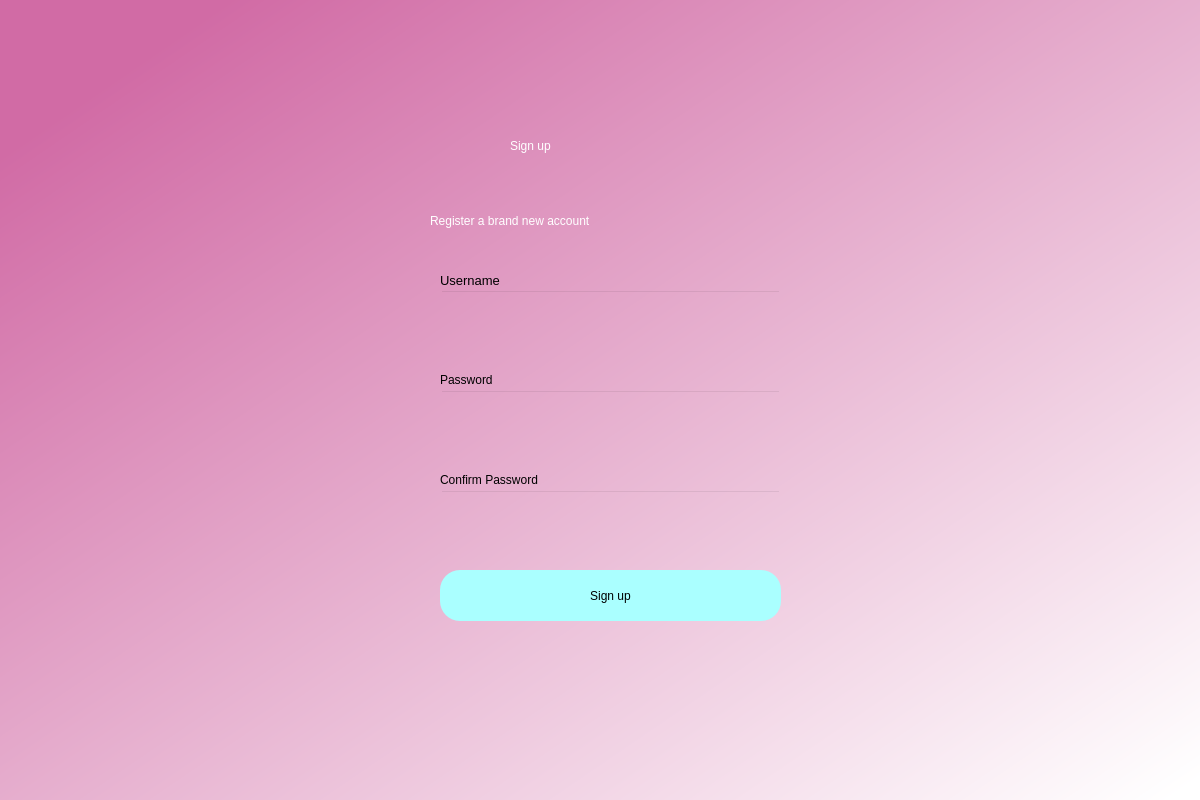
Above: UI/createacc.ui from Krutov777/PyQt before the change. Below: the same form after it.
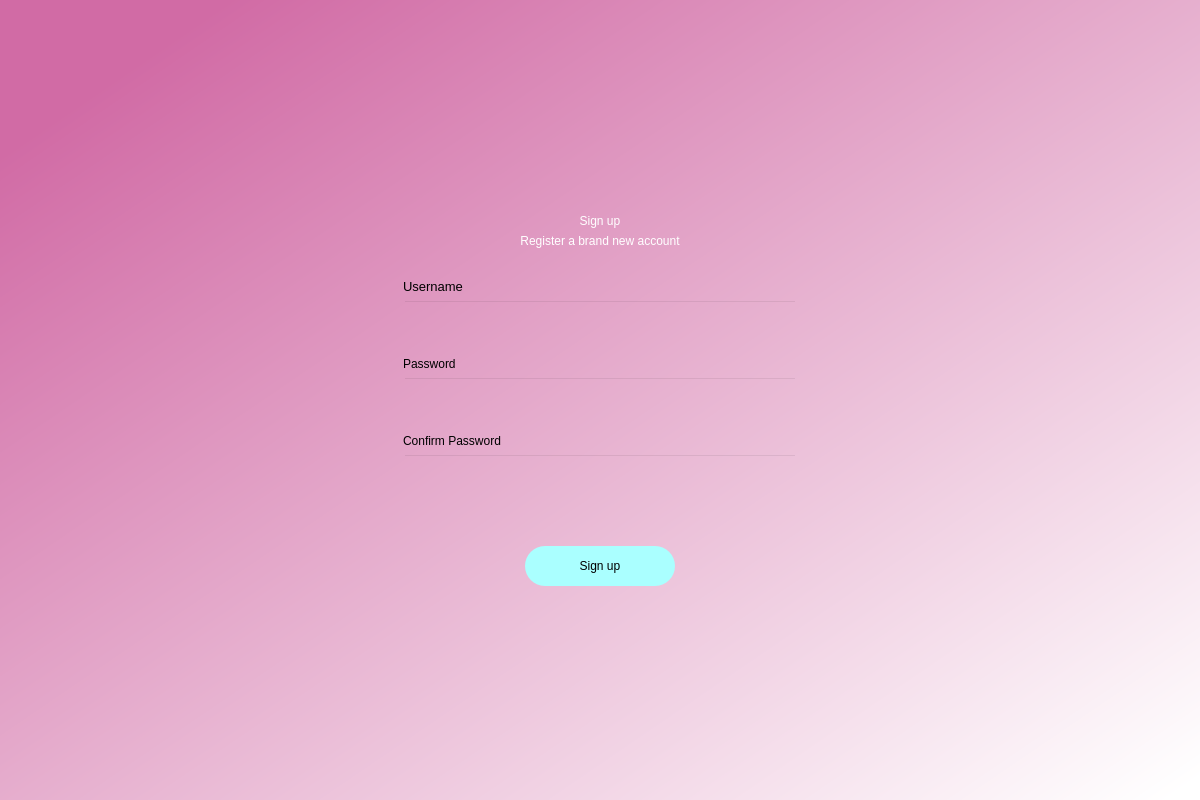
That is the form after the change.

Commit message: added layouts to all forms

Patch:
```diff
--- a/UI/createacc.ui
+++ b/UI/createacc.ui
@@ -10,114 +10,103 @@
     <height>800</height>
    </rect>
   </property>
+  <property name="minimumSize">
+   <size>
+    <width>1200</width>
+    <height>800</height>
+   </size>
+  </property>
+  <property name="maximumSize">
+   <size>
+    <width>1200</width>
+    <height>800</height>
+   </size>
+  </property>
   <property name="windowTitle">
    <string>Dialog</string>
   </property>
+  <layout class="QVBoxLayout" name="verticalLayout_2">
+   <property name="leftMargin">
+    <number>0</number>
+   </property>
+   <property name="topMargin">
+    <number>0</number>
+   </property>
+   <property name="rightMargin">
+    <number>0</number>
+   </property>
+   <property name="bottomMargin">
+    <number>0</number>
+   </property>
+   <item>
   <widget class="QWidget" name="bgwidget" native="true">
-   <property name="geometry">
-    <rect>
-     <x>0</x>
-     <y>0</y>
-     <width>1201</width>
-     <height>801</height>
-    </rect>
-   </property>
    <property name="styleSheet">
     <string notr="true">QWidget#bgwidget{
 background-color:qlineargradient(spread:pad, x1:0.091, y1:0.101636, x2:0.991379, y2:0.977, stop:0 rgba(209, 107, 165, 255), stop:1 rgba(255, 255, 255, 255));}</string>
    </property>
+     <layout class="QGridLayout" name="gridLayout" rowstretch="1,1,1" columnstretch="1,1,1">
+      <item row="0" column="1">
+       <spacer name="verticalSpacer">
+        <property name="orientation">
+         <enum>Qt::Vertical</enum>
+        </property>
+        <property name="sizeHint" stdset="0">
+         <size>
+          <width>20</width>
+          <height>40</height>
+         </size>
+        </property>
+       </spacer>
+      </item>
+      <item row="1" column="1">
+       <layout class="QVBoxLayout" name="verticalLayout">
+        <item>
    <widget class="QLabel" name="label">
-    <property name="geometry">
-     <rect>
-      <x>510</x>
-      <y>110</y>
-      <width>211</width>
-      <height>71</height>
-     </rect>
-    </property>
     <property name="styleSheet">
      <string notr="true">font: 36pt &quot;MS Shell Dlg 2&quot;; color:rgb(255, 255, 255)</string>
     </property>
     <property name="text">
      <string>Sign up</string>
     </property>
-   </widget>
+          <property name="alignment">
+           <set>Qt::AlignCenter</set>
+          </property>
+         </widget>
+        </item>
+        <item>
    <widget class="QLabel" name="label_2">
-    <property name="geometry">
-     <rect>
-      <x>430</x>
-      <y>200</y>
-      <width>381</width>
-      <height>41</height>
-     </rect>
-    </property>
     <property name="styleSheet">
      <string notr="true">font: 16pt &quot;MS Shell Dlg 2&quot;;color:rgb(255, 255, 255)</string>
     </property>
     <property name="text">
      <string>Register a brand new account</string>
     </property>
-   </widget>
-   <widget class="QPushButton" name="signup">
-    <property name="geometry">
-     <rect>
-      <x>440</x>
-      <y>570</y>
-      <width>341</width>
-      <height>51</height>
-     </rect>
-    </property>
-    <property name="styleSheet">
-     <string notr="true">border-radius:20px;
-background-color: rgb(170, 255, 255);
-font: 14pt &quot;MS Shell Dlg 2&quot;;</string>
-    </property>
-    <property name="text">
-     <string>Sign up</string>
-    </property>
-   </widget>
-   <widget class="QLineEdit" name="emailfield">
-    <property name="geometry">
-     <rect>
-      <x>440</x>
-      <y>290</y>
-      <width>341</width>
-      <height>51</height>
-     </rect>
-    </property>
-    <property name="styleSheet">
-     <string notr="true">background-color:rgba(0,0,0,0);
-font: 12pt &quot;MS Shell Dlg 2&quot;;</string>
-    </property>
-   </widget>
-   <widget class="QLineEdit" name="passwordfield">
-    <property name="geometry">
-     <rect>
-      <x>440</x>
-      <y>390</y>
-      <width>341</width>
-      <height>51</height>
-     </rect>
-    </property>
-    <property name="styleSheet">
-     <string notr="true">background-color:rgba(0,0,0,0);
-font: 12pt &quot;MS Shell Dlg 2&quot;;</string>
-    </property>
-   </widget>
+          <property name="alignment">
+           <set>Qt::AlignCenter</set>
+          </property>
+         </widget>
+        </item>
+        <item>
+         <spacer name="verticalSpacer_4">
+          <property name="orientation">
+           <enum>Qt::Vertical</enum>
+          </property>
+          <property name="sizeType">
+           <enum>QSizePolicy::Fixed</enum>
+          </property>
+          <property name="sizeHint" stdset="0">
+           <size>
+            <width>20</width>
+            <height>25</height>
+           </size>
+          </property>
+         </spacer>
+        </item>
+        <item>
    <widget class="QLabel" name="label_3">
-    <property name="geometry">
-     <rect>
-      <x>440</x>
-      <y>270</y>
-      <width>81</width>
-      <height>20</height>
-     </rect>
-    </property>
     <property name="font">
      <font>
-      <family>MS Shell Dlg 2</family>
       <pointsize>10</pointsize>
-      <weight>50</weight>
       <italic>false</italic>
       <bold>false</bold>
      </font>
@@ -129,15 +118,23 @@
      <string>Username</string>
     </property>
    </widget>
+        </item>
+        <item>
+         <widget class="QLineEdit" name="emailfield">
+          <property name="minimumSize">
+           <size>
+            <width>0</width>
+            <height>51</height>
+           </size>
+          </property>
+          <property name="styleSheet">
+           <string notr="true">background-color:rgba(0,0,0,0);
+font: 12pt &quot;MS Shell Dlg 2&quot;;</string>
+          </property>
+         </widget>
+        </item>
+        <item>
    <widget class="QLabel" name="label_4">
-    <property name="geometry">
-     <rect>
-      <x>440</x>
-      <y>370</y>
-      <width>81</width>
-      <height>20</height>
-     </rect>
-    </property>
     <property name="styleSheet">
      <string notr="true">font: 10pt &quot;MS Shell Dlg 2&quot;;</string>
     </property>
@@ -145,31 +142,23 @@
      <string>Password</string>
     </property>
    </widget>
-   <widget class="QLabel" name="error">
-    <property name="geometry">
-     <rect>
-      <x>440</x>
-      <y>540</y>
-      <width>341</width>
-      <height>20</height>
-     </rect>
+        </item>
+        <item>
+         <widget class="QLineEdit" name="passwordfield">
+          <property name="minimumSize">
+           <size>
+            <width>0</width>
+            <height>51</height>
+           </size>
     </property>
     <property name="styleSheet">
-     <string notr="true">font: 12pt &quot;MS Shell Dlg 2&quot;; color:red;</string>
-    </property>
-    <property name="text">
-     <string/>
-    </property>
-   </widget>
+           <string notr="true">background-color:rgba(0,0,0,0);
+font: 12pt &quot;MS Shell Dlg 2&quot;;</string>
+          </property>
+         </widget>
+        </item>
+        <item>
    <widget class="QLabel" name="label_5">
-    <property name="geometry">
-     <rect>
-      <x>440</x>
-      <y>470</y>
-      <width>141</width>
-      <height>20</height>
-     </rect>
-    </property>
     <property name="styleSheet">
      <string notr="true">font: 10pt &quot;MS Shell Dlg 2&quot;;</string>
     </property>
@@ -177,21 +166,119 @@
      <string>Confirm Password</string>
     </property>
    </widget>
+        </item>
+        <item>
    <widget class="QLineEdit" name="confirmpasswordfield">
-    <property name="geometry">
-     <rect>
-      <x>440</x>
-      <y>490</y>
-      <width>341</width>
+          <property name="minimumSize">
+           <size>
+            <width>0</width>
       <height>51</height>
-     </rect>
+           </size>
     </property>
     <property name="styleSheet">
      <string notr="true">background-color:rgba(0,0,0,0);
 font: 12pt &quot;MS Shell Dlg 2&quot;;</string>
     </property>
    </widget>
-  </widget>
+        </item>
+        <item>
+         <spacer name="verticalSpacer_3">
+          <property name="orientation">
+           <enum>Qt::Vertical</enum>
+          </property>
+          <property name="sizeType">
+           <enum>QSizePolicy::Fixed</enum>
+          </property>
+          <property name="sizeHint" stdset="0">
+           <size>
+            <width>20</width>
+            <height>15</height>
+           </size>
+          </property>
+         </spacer>
+        </item>
+        <item>
+         <widget class="QLabel" name="error">
+          <property name="styleSheet">
+           <string notr="true">font: 12pt &quot;MS Shell Dlg 2&quot;; color:red;</string>
+          </property>
+          <property name="text">
+           <string/>
+          </property>
+          <property name="alignment">
+           <set>Qt::AlignCenter</set>
+          </property>
+         </widget>
+        </item>
+        <item alignment="Qt::AlignHCenter|Qt::AlignVCenter">
+         <widget class="QPushButton" name="signup">
+          <property name="minimumSize">
+           <size>
+            <width>150</width>
+            <height>40</height>
+           </size>
+          </property>
+          <property name="maximumSize">
+           <size>
+            <width>150</width>
+            <height>40</height>
+           </size>
+          </property>
+          <property name="styleSheet">
+           <string notr="true">border-radius:20px;
+background-color: rgb(170, 255, 255);
+font: 14pt &quot;MS Shell Dlg 2&quot;;</string>
+          </property>
+          <property name="text">
+           <string>Sign up</string>
+          </property>
+         </widget>
+        </item>
+       </layout>
+      </item>
+      <item row="1" column="0">
+       <spacer name="horizontalSpacer">
+        <property name="orientation">
+         <enum>Qt::Horizontal</enum>
+        </property>
+        <property name="sizeHint" stdset="0">
+         <size>
+          <width>40</width>
+          <height>20</height>
+         </size>
+        </property>
+       </spacer>
+      </item>
+      <item row="1" column="2">
+       <spacer name="horizontalSpacer_2">
+        <property name="orientation">
+         <enum>Qt::Horizontal</enum>
+        </property>
+        <property name="sizeHint" stdset="0">
+         <size>
+          <width>40</width>
+          <height>20</height>
+         </size>
+        </property>
+       </spacer>
+      </item>
+      <item row="2" column="1">
+       <spacer name="verticalSpacer_2">
+        <property name="orientation">
+         <enum>Qt::Vertical</enum>
+        </property>
+        <property name="sizeHint" stdset="0">
+         <size>
+          <width>20</width>
+          <height>40</height>
+         </size>
+        </property>
+       </spacer>
+      </item>
+     </layout>
+    </widget>
+   </item>
+  </layout>
  </widget>
  <resources/>
  <connections/>
```
Lines whose indentation alone changed are shown as unchanged. The commit also changes 2 other files.
